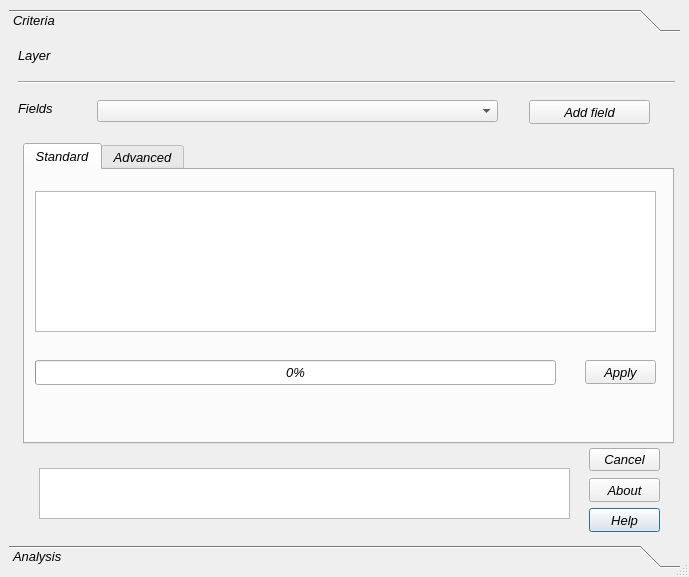
First picture: the form in geoWeightedSum.ui, repository gmassei/VectorMCDA, before the edit.
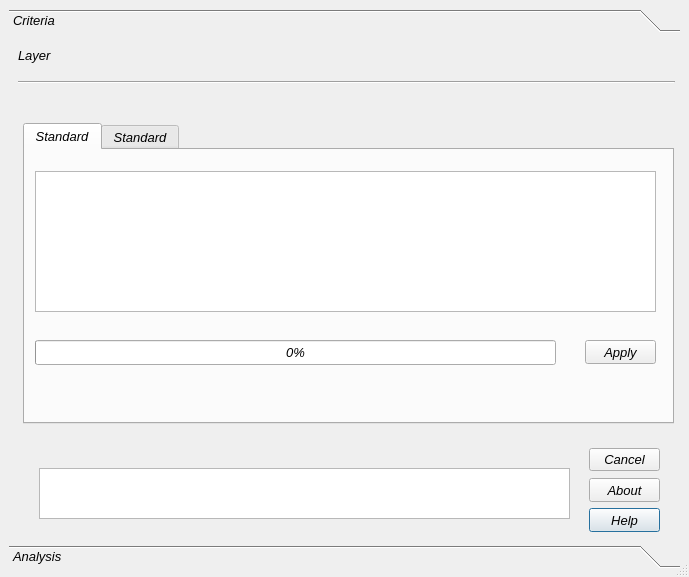
Second picture: the form after the edit.

```diff
--- a/geoWeightedSum.ui
+++ b/geoWeightedSum.ui
@@ -82,22 +82,6 @@
       <attribute name="label">
        <string>Criteria</string>
       </attribute>
-      <widget class="QComboBox" name="EnvlistFieldsCBox">
-       <property name="geometry">
-        <rect>
-         <x>88</x>
-         <y>62</y>
-         <width>401</width>
-         <height>22</height>
-        </rect>
-       </property>
-       <property name="maximumSize">
-        <size>
-         <width>16777215</width>
-         <height>22</height>
-        </size>
-       </property>
-      </widget>
       <widget class="QLabel" name="EnvLbl">
        <property name="geometry">
         <rect>
@@ -149,19 +133,6 @@
         </sizepolicy>
        </property>
       </widget>
-      <widget class="QLabel" name="EnvFieldsLbl">
-       <property name="geometry">
-        <rect>
-         <x>9</x>
-         <y>62</y>
-         <width>34</width>
-         <height>16</height>
-        </rect>
-       </property>
-       <property name="text">
-        <string>Fields</string>
-       </property>
-      </widget>
       <widget class="QPushButton" name="SetBtnHelp">
        <property name="geometry">
         <rect>
@@ -207,7 +178,7 @@
        <property name="geometry">
         <rect>
          <x>14</x>
-         <y>105</y>
+         <y>85</y>
          <width>651</width>
          <height>301</height>
         </rect>
@@ -300,7 +271,7 @@
        </widget>
        <widget class="QWidget" name="tab_6">
         <attribute name="title">
-         <string>Advanced</string>
+         <string>Standard</string>
         </attribute>
         <attribute name="toolTip">
          <string>&lt;html&gt;&lt;head/&gt;&lt;body&gt;&lt;p&gt;colun vs row&lt;/p&gt;&lt;p&gt;&lt;br/&gt;&lt;/p&gt;&lt;/body&gt;&lt;/html&gt;</string>
@@ -360,25 +331,6 @@
         </widget>
        </widget>
       </widget>
-      <widget class="QPushButton" name="EnvAddFieldBtn">
-       <property name="geometry">
-        <rect>
-         <x>520</x>
-         <y>62</y>
-         <width>121</width>
-         <height>24</height>
-        </rect>
-       </property>
-       <property name="maximumSize">
-        <size>
-         <width>16777215</width>
-         <height>24</height>
-        </size>
-       </property>
-       <property name="text">
-        <string>Add field</string>
-       </property>
-      </widget>
       <widget class="QPushButton" name="SetBtnAbout">
        <property name="geometry">
         <rect>
```
Left out of the diff: 15 changed lines with no effect on the pictures.
